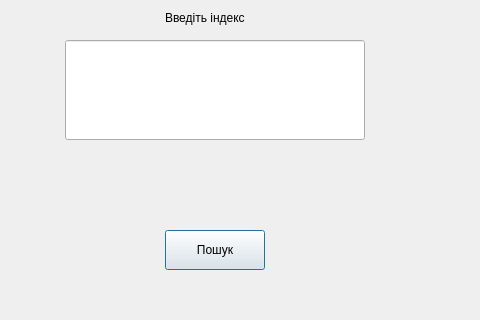
Old version of the form searchdialogwindow.ui in the repository ivskachkov/ASD2_lab_3; both pictures show x 185 to 665 and y 110 to 430 of the 800 by 600 pixel window.
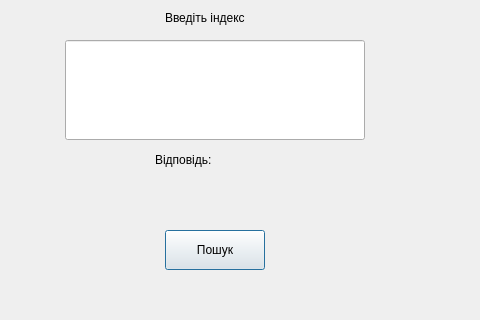
New version of the form.

Commit message: Secondary push. adddialogwindow + searchdialogwindow

What changed in the file:
```diff
--- a/searchdialogwindow.ui
+++ b/searchdialogwindow.ui
@@ -62,6 +62,19 @@
     <string>Введiть iндекс</string>
    </property>
   </widget>
+  <widget class="QLabel" name="resultLBL">
+   <property name="geometry">
+    <rect>
+     <x>340</x>
+     <y>260</y>
+     <width>171</width>
+     <height>20</height>
+    </rect>
+   </property>
+   <property name="text">
+    <string>Вiдповiдь:</string>
+   </property>
+  </widget>
  </widget>
  <resources/>
  <connections/>
```
Left out of the diff: 4 changed lines with no effect on the pictures. The commit also changes 13 other files.
